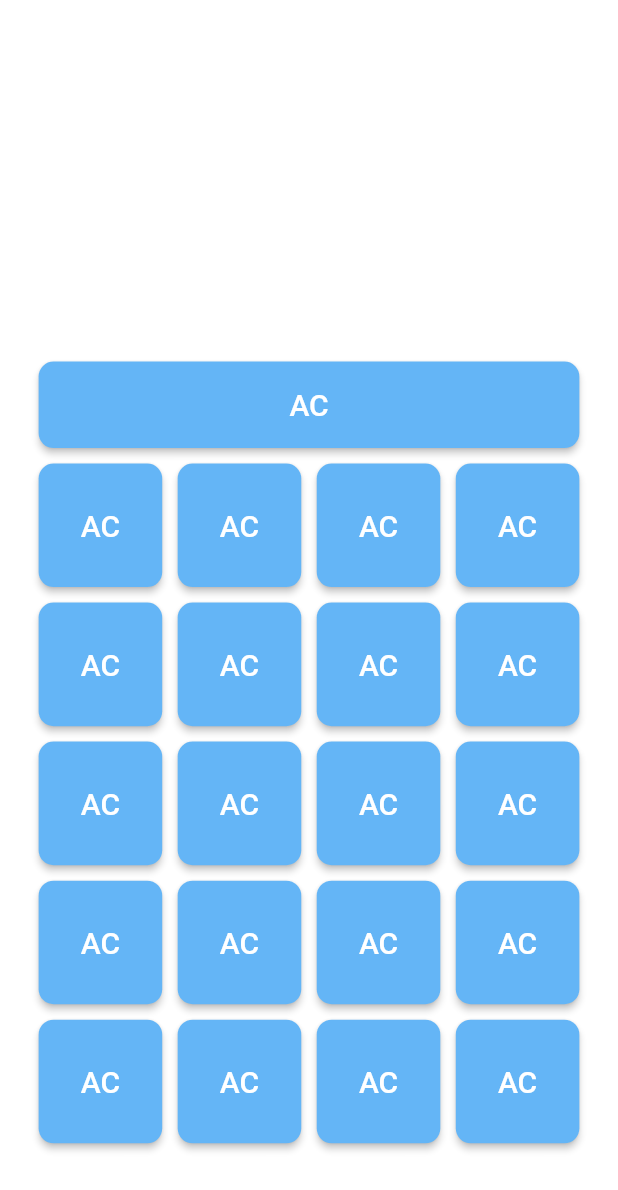
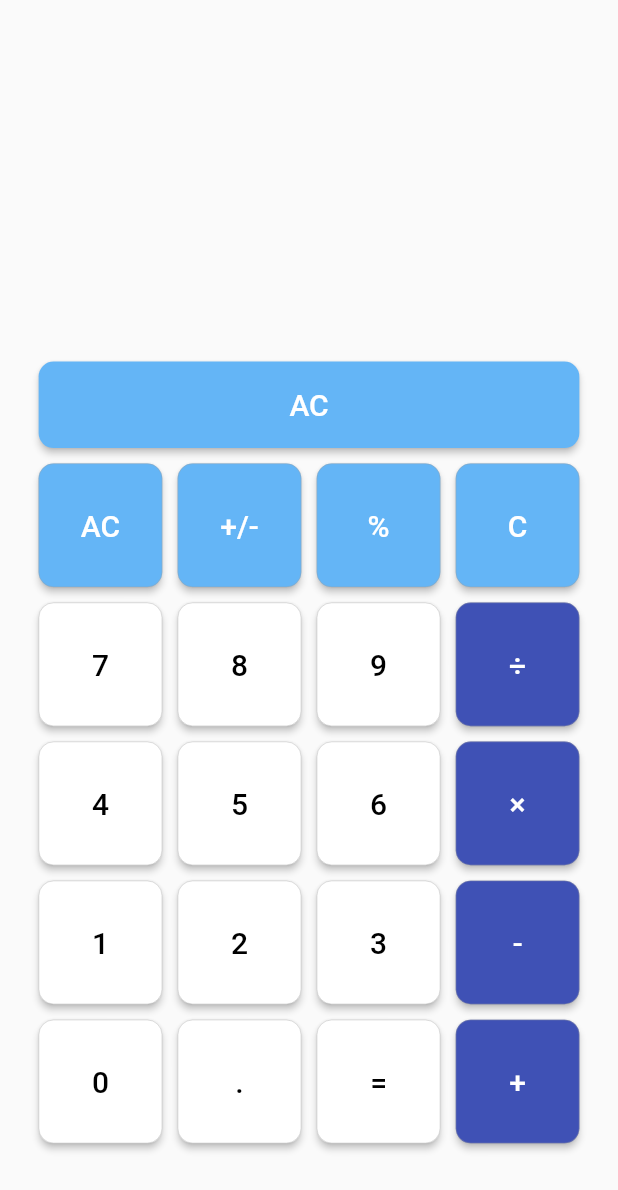
Before and after one commit to riii-san/container_calculator, a Flutter app: the screen it shows after launch, on a phone screen of 412 x 824 dp. Shown: the top 1190 px of the screen. Run offline on Flutter 3.47's test engine with Material 2 defaults, Android fonts, the phone set to English and light mode, and no system bars.

Commit message:
ボタン配置完了

```diff
--- a/lib/main.dart
+++ b/lib/main.dart
@@ -109,6 +109,7 @@ class _MyHomePageState extends State<MyHomePage> {
     void initState(){
       super.initState();
     }
+
     // 数字入力した時に現在の数字に反映する
     void _inputNum(int num){
       setState(() {
@@ -165,8 +166,10 @@ class _MyHomePageState extends State<MyHomePage> {
       }
     }
 
-    return Stack(
+    return Scaffold(
+      body: Stack(
         children: <Widget>[
+          // 0
           Container(
             child: Positioned(
               top: _deviceHeight - _containerSize - _bannerHeight,
@@ -180,13 +183,18 @@ class _MyHomePageState extends State<MyHomePage> {
                       shape: RoundedRectangleBorder(
                           borderRadius: BorderRadius.circular(10)
                       ),
-                    primary: Colors.blue.shade300
+                      side: const BorderSide(
+                          color: Colors.grey,
+                          width: 0.25
                       ),
-                child: const Text('AC',style: TextStyle(color: Colors.white,fontSize: 20),),
+                      primary: Colors.white
+                  ),
+                  child: const Text('0',style: TextStyle(color: Colors.black,fontSize: 20),),
                 ),
               ),
             ),
           ),
+          // .ボタン
           Container(
             child: Positioned(
               top: _deviceHeight - _containerSize - _bannerHeight,
@@ -200,13 +208,18 @@ class _MyHomePageState extends State<MyHomePage> {
                       shape: RoundedRectangleBorder(
                           borderRadius: BorderRadius.circular(10)
                       ),
-                    primary: Colors.blue.shade300
+                      side: const BorderSide(
+                          color: Colors.grey,
+                          width: 0.25
                       ),
-                child: const Text('AC',style: TextStyle(color: Colors.white,fontSize: 20),),
+                      primary: Colors.white
+                  ),
+                  child: const Text('.',style: TextStyle(color: Colors.black,fontSize: 20),),
                 ),
               ),
             ),
           ),
+          // =ボタン
           Container(
             child: Positioned(
               top: _deviceHeight - _containerSize - _bannerHeight,
@@ -220,13 +233,18 @@ class _MyHomePageState extends State<MyHomePage> {
                       shape: RoundedRectangleBorder(
                           borderRadius: BorderRadius.circular(10)
                       ),
-                    primary: Colors.blue.shade300
+                      side: const BorderSide(
+                          color: Colors.grey,
+                          width: 0.25
                       ),
-                child: const Text('AC',style: TextStyle(color: Colors.white,fontSize: 20),),
+                      primary: Colors.white
+                  ),
+                  child: const Text('=',style: TextStyle(color: Colors.black,fontSize: 20),),
                 ),
               ),
             ),
           ),
+          // +ボタン
           Container(
             child: Positioned(
               top: _deviceHeight - _containerSize - _bannerHeight,
@@ -240,13 +258,18 @@ class _MyHomePageState extends State<MyHomePage> {
                       shape: RoundedRectangleBorder(
                           borderRadius: BorderRadius.circular(10)
                       ),
-                    primary: Colors.blue.shade300
+                      side: const BorderSide(
+                          color: Colors.grey,
+                          width: 0.25
                       ),
-                child: const Text('AC',style: TextStyle(color: Colors.white,fontSize: 20),),
+                      primary: Colors.indigo
+                  ),
+                  child: const Text('+',style: TextStyle(color: Colors.white,fontSize: 20),),
                 ),
               ),
             ),
           ),
+          // 1ボタン
           Container(
             child: Positioned(
               top: _deviceHeight - _containerSize * 2 - _bannerHeight - _space * 1,
@@ -260,13 +283,18 @@ class _MyHomePageState extends State<MyHomePage> {
                       shape: RoundedRectangleBorder(
                           borderRadius: BorderRadius.circular(10)
                       ),
-                    primary: Colors.blue.shade300
+                      side: const BorderSide(
+                          color: Colors.grey,
+                          width: 0.25
                       ),
-                child: const Text('AC',style: TextStyle(color: Colors.white,fontSize: 20),),
+                      primary: Colors.white
+                  ),
+                  child: const Text('1',style: TextStyle(color: Colors.black,fontSize: 20),),
                 ),
               ),
             ),
           ),
+          // 2ボタン
           Container(
             child: Positioned(
               top: _deviceHeight - _containerSize * 2 - _bannerHeight - _space * 1,
@@ -280,13 +308,18 @@ class _MyHomePageState extends State<MyHomePage> {
                       shape: RoundedRectangleBorder(
                           borderRadius: BorderRadius.circular(10)
                       ),
-                    primary: Colors.blue.shade300
+                      side: const BorderSide(
+                          color: Colors.grey,
+                          width: 0.25
                       ),
-                child: const Text('AC',style: TextStyle(color: Colors.white,fontSize: 20),),
+                      primary: Colors.white
+                  ),
+                  child: const Text('2',style: TextStyle(color: Colors.black,fontSize: 20),),
                 ),
               ),
             ),
           ),
+          // 3ボタン
           Container(
             child: Positioned(
               top: _deviceHeight - _containerSize * 2 - _bannerHeight - _space * 1,
@@ -300,13 +333,18 @@ class _MyHomePageState extends State<MyHomePage> {
                       shape: RoundedRectangleBorder(
                           borderRadius: BorderRadius.circular(10)
                       ),
-                    primary: Colors.blue.shade300
+                      side: const BorderSide(
+                          color: Colors.grey,
+                          width: 0.25
                       ),
-                child: const Text('AC',style: TextStyle(color: Colors.white,fontSize: 20),),
+                      primary: Colors.white
+                  ),
+                  child: const Text('3',style: TextStyle(color: Colors.black,fontSize: 20),),
                 ),
               ),
             ),
           ),
+          // -ボタン
           Container(
             child: Positioned(
               top: _deviceHeight - _containerSize * 2 - _bannerHeight - _space * 1,
@@ -320,13 +358,18 @@ class _MyHomePageState extends State<MyHomePage> {
                       shape: RoundedRectangleBorder(
                           borderRadius: BorderRadius.circular(10)
                       ),
-                    primary: Colors.blue.shade300
+                      side: const BorderSide(
+                          color: Colors.grey,
+                          width: 0.25
                       ),
-                child: const Text('AC',style: TextStyle(color: Colors.white,fontSize: 20),),
+                      primary: Colors.indigo
+                  ),
+                  child: const Text('-',style: TextStyle(color: Colors.white,fontSize: 20),),
                 ),
               ),
             ),
           ),
+          // 4ボタン
           Container(
             child: Positioned(
               top: _deviceHeight - _containerSize * 3 - _bannerHeight - _space * 2,
@@ -340,13 +383,18 @@ class _MyHomePageState extends State<MyHomePage> {
                       shape: RoundedRectangleBorder(
                           borderRadius: BorderRadius.circular(10)
                       ),
-                    primary: Colors.blue.shade300
+                      side: const BorderSide(
+                          color: Colors.grey,
+                          width: 0.25
                       ),
-                child: const Text('AC',style: TextStyle(color: Colors.white,fontSize: 20),),
+                      primary: Colors.white
+                  ),
+                  child: const Text('4',style: TextStyle(color: Colors.black,fontSize: 20),),
                 ),
               ),
             ),
           ),
+          // 5ボタン
           Container(
             child: Positioned(
               top: _deviceHeight - _containerSize * 3 - _bannerHeight - _space * 2,
@@ -360,13 +408,18 @@ class _MyHomePageState extends State<MyHomePage> {
                       shape: RoundedRectangleBorder(
                           borderRadius: BorderRadius.circular(10)
                       ),
-                    primary: Colors.blue.shade300
+                      side: const BorderSide(
+                          color: Colors.grey,
+                          width: 0.25
                       ),
-                child: const Text('AC',style: TextStyle(color: Colors.white,fontSize: 20),),
+                      primary: Colors.white
+                  ),
+                  child: const Text('5',style: TextStyle(color: Colors.black,fontSize: 20),),
                 ),
               ),
             ),
           ),
+          // 6ボタン
           Container(
             child: Positioned(
               top: _deviceHeight - _containerSize * 3 - _bannerHeight - _space * 2,
@@ -380,13 +433,18 @@ class _MyHomePageState extends State<MyHomePage> {
                       shape: RoundedRectangleBorder(
                           borderRadius: BorderRadius.circular(10)
                       ),
-                    primary: Colors.blue.shade300
+                      side: const BorderSide(
+                          color: Colors.grey,
+                          width: 0.25
                       ),
-                child: const Text('AC',style: TextStyle(color: Colors.white,fontSize: 20),),
+                      primary: Colors.white
+                  ),
+                  child: const Text('6',style: TextStyle(color: Colors.black,fontSize: 20),),
                 ),
               ),
             ),
           ),
+          // ×ボタン
           Container(
             child: Positioned(
               top: _deviceHeight - _containerSize * 3 - _bannerHeight - _space * 2,
@@ -400,13 +458,18 @@ class _MyHomePageState extends State<MyHomePage> {
                       shape: RoundedRectangleBorder(
                           borderRadius: BorderRadius.circular(10)
                       ),
-                    primary: Colors.blue.shade300
+                      side: const BorderSide(
+                          color: Colors.grey,
+                          width: 0.25
                       ),
-                child: const Text('AC',style: TextStyle(color: Colors.white,fontSize: 20),),
+                      primary: Colors.indigo
+                  ),
+                  child: const Text('×',style: TextStyle(color: Colors.white,fontSize: 20),),
                 ),
               ),
             ),
           ),
+          // 7ボタン
           Container(
             child: Positioned(
               top: _deviceHeight - _containerSize * 4 - _bannerHeight - _space * 3,
@@ -420,13 +483,18 @@ class _MyHomePageState extends State<MyHomePage> {
                       shape: RoundedRectangleBorder(
                           borderRadius: BorderRadius.circular(10)
                       ),
-                    primary: Colors.blue.shade300
+                      side: const BorderSide(
+                          color: Colors.grey,
+                          width: 0.25
                       ),
-                child: const Text('AC',style: TextStyle(color: Colors.white,fontSize: 20),),
+                      primary: Colors.white
+                  ),
+                  child: const Text('7',style: TextStyle(color: Colors.black,fontSize: 20),),
                 ),
               ),
             ),
           ),
+          // 8ボタン
           Container(
             child: Positioned(
               top: _deviceHeight - _containerSize * 4 - _bannerHeight - _space * 3,
@@ -440,13 +508,18 @@ class _MyHomePageState extends State<MyHomePage> {
                       shape: RoundedRectangleBorder(
                           borderRadius: BorderRadius.circular(10)
                       ),
-                    primary: Colors.blue.shade300
+                      side: const BorderSide(
+                          color: Colors.grey,
+                          width: 0.25
                       ),
-                child: const Text('AC',style: TextStyle(color: Colors.white,fontSize: 20),),
+                      primary: Colors.white
+                  ),
+                  child: const Text('8',style: TextStyle(color: Colors.black,fontSize: 20),),
                 ),
               ),
             ),
           ),
+          // 9ボタン
           Container(
             child: Positioned(
               top: _deviceHeight - _containerSize * 4 - _bannerHeight - _space * 3,
@@ -460,13 +533,18 @@ class _MyHomePageState extends State<MyHomePage> {
                       shape: RoundedRectangleBorder(
                           borderRadius: BorderRadius.circular(10)
                       ),
-                    primary: Colors.blue.shade300
+                      side: const BorderSide(
+                          color: Colors.grey,
+                          width: 0.25
                       ),
-                child: const Text('AC',style: TextStyle(color: Colors.white,fontSize: 20),),
+                      primary: Colors.white
+                  ),
+                  child: const Text('9',style: TextStyle(color: Colors.black,fontSize: 20),),
                 ),
               ),
             ),
           ),
+          // ÷ボタン
           Container(
             child: Positioned(
               top: _deviceHeight - _containerSize * 4 - _bannerHeight - _space * 3,
@@ -480,13 +558,18 @@ class _MyHomePageState extends State<MyHomePage> {
                       shape: RoundedRectangleBorder(
                           borderRadius: BorderRadius.circular(10)
                       ),
-                    primary: Colors.blue.shade300
+                      side: const BorderSide(
+                          color: Colors.grey,
+                          width: 0.25
                       ),
-                child: const Text('AC',style: TextStyle(color: Colors.white,fontSize: 20),),
+                      primary: Colors.indigo
+                  ),
+                  child: const Text('÷',style: TextStyle(color: Colors.white,fontSize: 20),),
                 ),
               ),
             ),
           ),
+          // ACボタン
           Container(
             child: Positioned(
               top: _deviceHeight - _containerSize * 5 - _bannerHeight - _space * 4,
@@ -500,6 +583,10 @@ class _MyHomePageState extends State<MyHomePage> {
                       shape: RoundedRectangleBorder(
                           borderRadius: BorderRadius.circular(10)
                       ),
+                      side: const BorderSide(
+                          color: Colors.grey,
+                          width: 0.25
+                      ),
                       primary: Colors.blue.shade300
                   ),
                   child: const Text('AC',style: TextStyle(color: Colors.white,fontSize: 20),),
@@ -507,6 +594,7 @@ class _MyHomePageState extends State<MyHomePage> {
               ),
             ),
           ),
+          // +/-ボタン
           Container(
             child: Positioned(
               top: _deviceHeight - _containerSize * 5 - _bannerHeight - _space * 4,
@@ -520,13 +608,18 @@ class _MyHomePageState extends State<MyHomePage> {
                       shape: RoundedRectangleBorder(
                           borderRadius: BorderRadius.circular(10)
                       ),
+                      side: const BorderSide(
+                          color: Colors.grey,
+                          width: 0.25
+                      ),
                       primary: Colors.blue.shade300
                   ),
-                child: const Text('AC',style: TextStyle(color: Colors.white,fontSize: 20),),
+                  child: const Text('+/-',style: TextStyle(color: Colors.white,fontSize: 20),),
                 ),
               ),
             ),
           ),
+          // %ボタン
           Container(
             child: Positioned(
               top: _deviceHeight - _containerSize * 5 - _bannerHeight - _space * 4,
@@ -540,13 +633,18 @@ class _MyHomePageState extends State<MyHomePage> {
                       shape: RoundedRectangleBorder(
                           borderRadius: BorderRadius.circular(10)
                       ),
+                      side: const BorderSide(
+                          color: Colors.grey,
+                          width: 0.25
+                      ),
                       primary: Colors.blue.shade300
                   ),
-                child: const Text('AC',style: TextStyle(color: Colors.white,fontSize: 20),),
+                  child: const Text('%',style: TextStyle(color: Colors.white,fontSize: 20),),
                 ),
               ),
             ),
           ),
+          // Cボタン
           Container(
             child: Positioned(
               top: _deviceHeight - _containerSize * 5 - _bannerHeight - _space * 4,
@@ -560,13 +658,18 @@ class _MyHomePageState extends State<MyHomePage> {
                       shape: RoundedRectangleBorder(
                           borderRadius: BorderRadius.circular(10)
                       ),
+                      side: const BorderSide(
+                          color: Colors.grey,
+                          width: 0.25
+                      ),
                       primary: Colors.blue.shade300
                   ),
-                child: const Text('AC',style: TextStyle(color: Colors.white,fontSize: 20),),
+                  child: const Text('C',style: TextStyle(color: Colors.white,fontSize: 20),),
                 ),
               ),
             ),
           ),
+          // ボタンを押下した結果を格納するコンテナ
           Container(
             child: Positioned(
               top: _deviceHeight - _containerSize * 5.7 - _bannerHeight - _space * 5,
@@ -588,6 +691,7 @@ class _MyHomePageState extends State<MyHomePage> {
             ),
           ),
         ],
+      ),
     );
   }
 }
```
Lines whose indentation alone changed are shown as unchanged.
